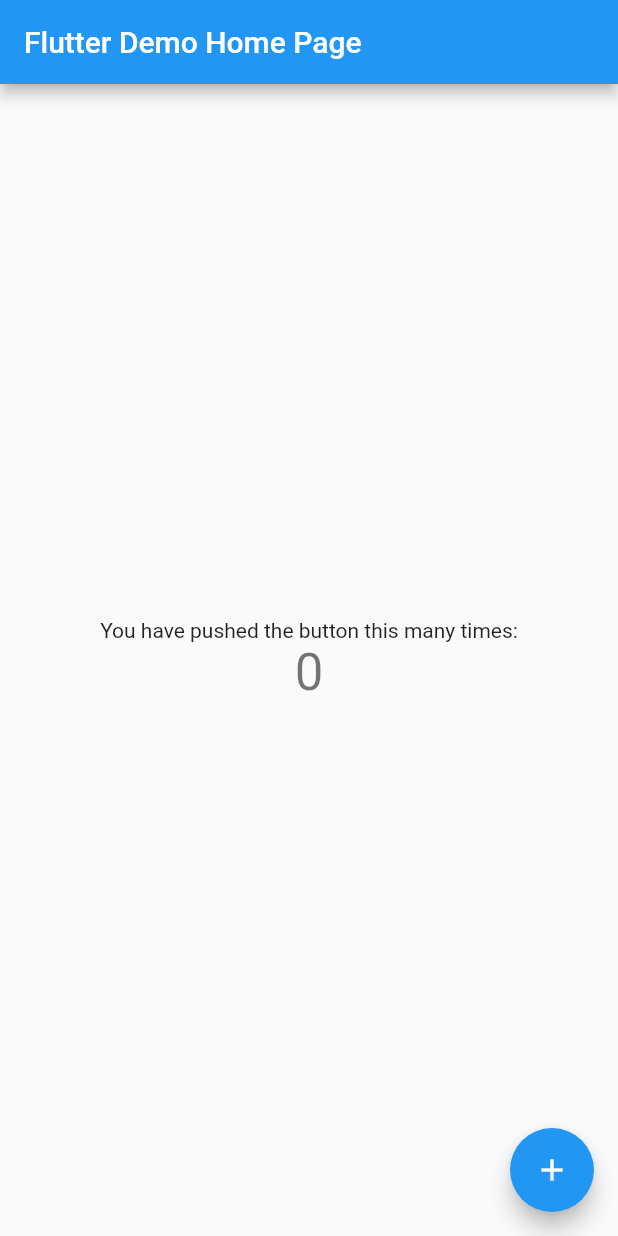
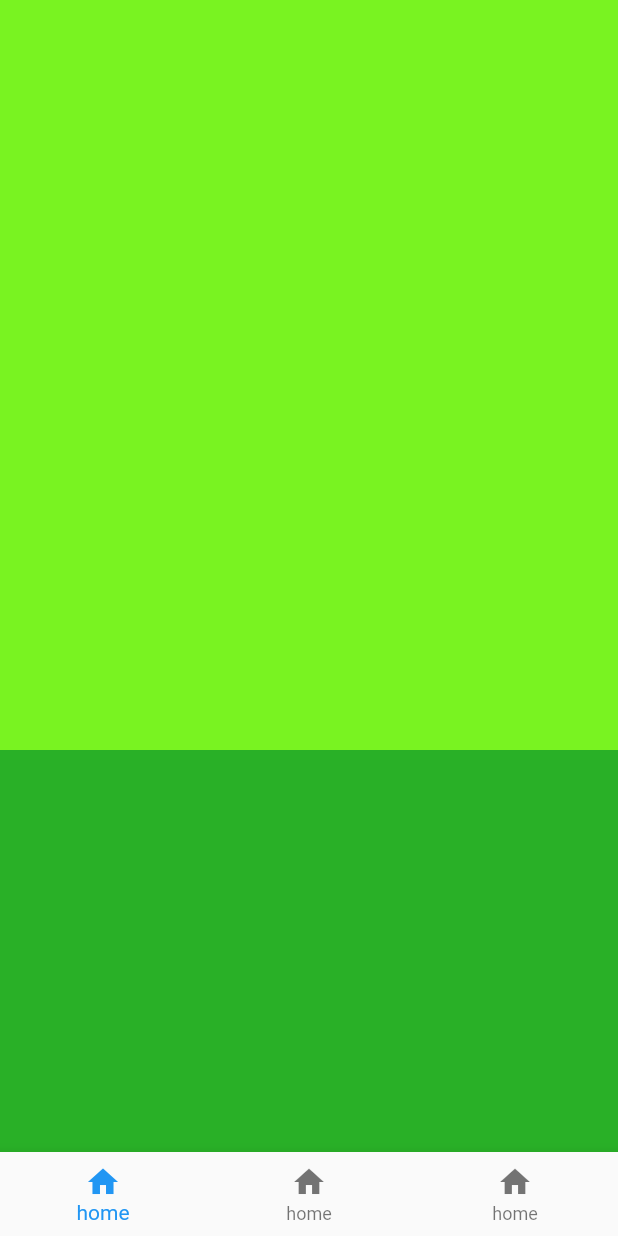
Before and after one commit to fatouthiam21/mon_premier_depot, a Flutter app: the screen it shows after launch, on a phone screen of 412 x 824 dp. Run offline on Flutter 3.47's test engine with Material 2 defaults, Android fonts, the phone set to English and light mode, and no system bars.

Commit message:
'ajout_des_fichiers_au_dépôt'

```diff
--- a/lib/main.dart
+++ b/lib/main.dart
@@ -1,10 +1,25 @@
 import 'package:flutter/material.dart';
+import 'package:flutter_application_1/pages/home/home.dart';
+
+//import 'package:dio/dio.dart';
 
 void main() {
   runApp(const MyApp());
 }
 
 class MyApp extends StatelessWidget {
+  const MyApp({super.key});
+
+  @override
+  Widget build(BuildContext context) {
+    return const MaterialApp(
+      title: 'Client Mobile',
+      debugShowCheckedModeBanner: false,
+      home: HomePage(),
+    );
+  }
+}
+/*class MyApp extends StatelessWidget {
   const MyApp({super.key});
 
   // This widget is the root of your application.
@@ -48,27 +63,13 @@ class MyHomePage extends StatefulWidget {
 }
 
 class _MyHomePageState extends State<MyHomePage> {
-  int _counter = 0;
-/*  import 'package:dio/dio.dart';
-
   void getHttp() async {
     try {
-    var response = await Dio().get('http://www.google.com');
+      var response = await Dio().get('http://localhost/dolibarr/index.php');
       print(response);
     } catch (e) {
       print(e);
     }
-}*/
-
-  void _incrementCounter() {
-    setState(() {
-      // This call to setState tells the Flutter framework that something has
-      // changed in this State, which causes it to rerun the build method below
-      // so that the display can reflect the updated values. If we changed
-      // _counter without calling setState(), then the build method would not be
-      // called again, and so nothing would appear to happen.
-      _counter++;
-    });
   }
 
   @override
@@ -108,18 +109,14 @@ void getHttp() async {
             const Text(
               'You have pushed the button this many times:',
             ),
-            Text(
-              '$_counter',
-              style: Theme.of(context).textTheme.headlineMedium,
-            ),
           ],
         ),
       ),
       floatingActionButton: FloatingActionButton(
-        onPressed: _incrementCounter,
+        onPressed: getHttp,
         tooltip: 'Increment',
         child: const Icon(Icons.add),
       ), // This trailing comma makes auto-formatting nicer for build methods.
     );
   }
-}
+}*/
--- /dev/null
+++ b/lib/pages/home/home.dart
@@ -0,0 +1,39 @@
+import 'package:flutter/material.dart';
+
+class HomePage extends StatelessWidget {
+  const HomePage({super.key});
+
+  @override
+  Widget build(BuildContext context) {
+    return Scaffold(
+      backgroundColor: Color.fromARGB(255, 41, 176, 39),
+      body: SingleChildScrollView(
+          child: Column(
+        children: [
+          Container(
+            color: Color.fromARGB(255, 121, 243, 33),
+            height: 500,
+          )
+        ],
+      )),
+      bottomNavigationBar: NavigationBar(),
+    );
+  }
+
+  Widget NavigationBar() {
+    return BottomNavigationBar(type: BottomNavigationBarType.fixed, items: [
+      BottomNavigationBarItem(
+        label: 'home',
+        icon: Icon(Icons.home),
+      ),
+      BottomNavigationBarItem(
+        label: 'home',
+        icon: Icon(Icons.home),
+      ),
+      BottomNavigationBarItem(
+        label: 'home',
+        icon: Icon(Icons.home),
+      ),
+    ]);
+  }
+}
--- a/pubspec.yaml
+++ b/pubspec.yaml
@@ -39,7 +39,6 @@ dependencies:
 dev_dependencies:
   flutter_test:
     sdk: flutter
-    dio: ^4.0.6
 
   # The "flutter_lints" package below contains a set of recommended lints to
   # encourage good coding practices. The lint set provided by the package is
```
Lines whose indentation alone changed are shown as unchanged.
